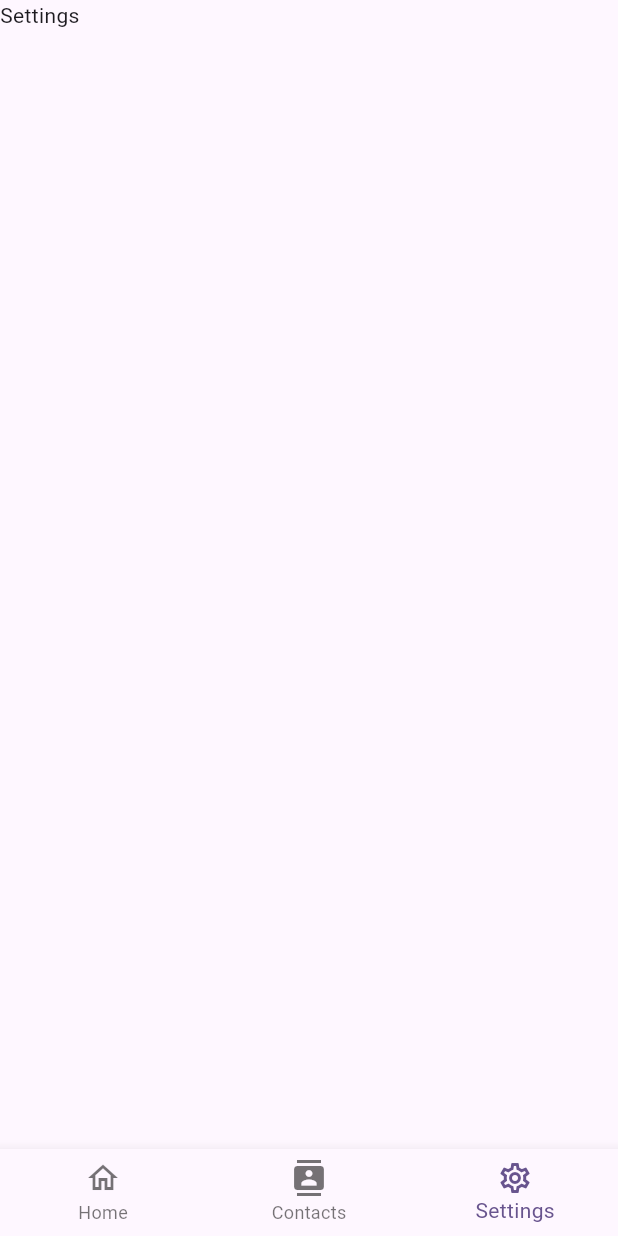
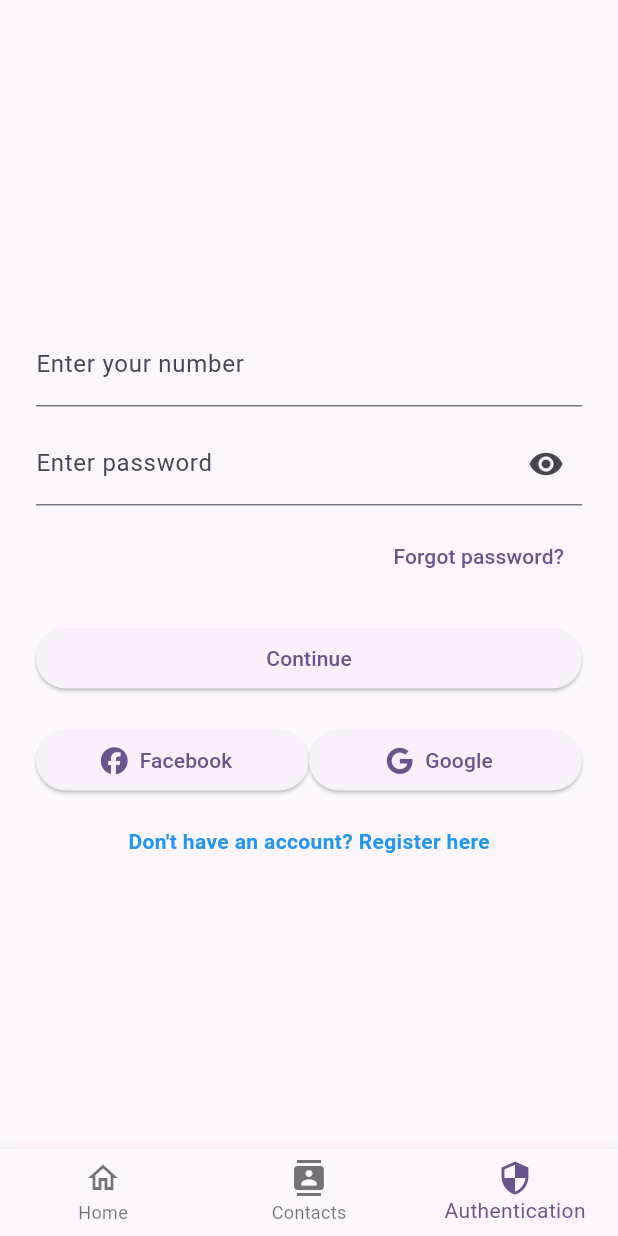
Before and after one commit to nabind47/flutter_training, a Flutter app: the screen it shows after launch, item 3 of the bottom bar chosen, on a phone screen of 412 x 824 dp. Run offline on Flutter 3.47's test engine with Material 3 defaults, Android fonts, the phone set to English and light mode, and no system bars; our stand-ins replace font_awesome_flutter.

Commit message:
feat: input and login form

```diff
--- /dev/null
+++ b/lib/features/auth/login_page.dart
@@ -0,0 +1,92 @@
+import 'package:flutter/material.dart';
+import 'package:font_awesome_flutter/font_awesome_flutter.dart';
+
+
+
+class LoginPage extends StatelessWidget {
+  const LoginPage({super.key});
+
+  @override
+  Widget build(BuildContext context) {
+    return Scaffold(
+
+      body: Padding(
+        padding: const EdgeInsets.all(24.0),
+        child: Column(
+          crossAxisAlignment: CrossAxisAlignment.center,
+          mainAxisAlignment: MainAxisAlignment.center,
+          children: [
+            const SizedBox(height: 20),
+            const TextField(
+              decoration: InputDecoration(labelText: 'Enter your number'),
+            ),
+            const SizedBox(height: 10),
+            TextField(
+              obscureText: true,
+              decoration: InputDecoration(
+                labelText: 'Enter password',
+                suffixIcon: IconButton(
+                  icon: const Icon(Icons.visibility),
+                  onPressed: () {
+                    // Toggle password visibility
+                  },
+                ),
+              ),
+            ),
+            const SizedBox(height: 10),
+            Align(
+              alignment: Alignment.centerRight,
+              child: TextButton(
+                onPressed: () {
+                  // Handle forgot password
+                },
+                child: const Text('Forgot password?'),
+              ),
+            ),
+            const SizedBox(height: 20),
+            Row(
+              children: [
+                Expanded(
+                  child: ElevatedButton(
+                    onPressed: () {},
+                    child: const Text('Continue'),
+                  ),
+                ),
+              ],
+            ),
+            const SizedBox(height: 20),
+            Row(
+              children: [
+                Expanded(
+                  child: ElevatedButton.icon(
+                    onPressed: () {},
+                    icon: const Icon(FontAwesomeIcons.facebook),
+                    label: const Text('Facebook'),
+                  ),
+                ),
+                Expanded(
+                  child: ElevatedButton.icon(
+                    onPressed: () {},
+                    icon: const Icon(FontAwesomeIcons.google),
+                    label: const Text('Google'),
+                  ),
+                ),
+              ],
+            ),
+            const SizedBox(height: 20),
+            const Align(
+              alignment: Alignment.center,
+              child: Text(
+                "Don't have an account? Register here",
+                style: TextStyle(
+                  color: Colors.blue,
+                  fontWeight: FontWeight.bold,
+                ),
+              ),
+            ),
+          ],
+        ),
+      ),
+    );
+  }
+}
--- a/lib/features/dashboard/dashboard.dart
+++ b/lib/features/dashboard/dashboard.dart
@@ -1,4 +1,5 @@
 import 'package:flutter/material.dart';
+import 'package:flutter_class/features/auth/login_page.dart';
 import 'package:flutter_class/features/contacts/contact_page.dart';
 import 'package:flutter_class/features/home/home_page.dart';
 
@@ -35,9 +36,10 @@ class _DashboardState extends State<Dashboard> {
               activeIcon: Icon(Icons.contacts_outlined),
               label: "Contacts"),
           BottomNavigationBarItem(
-              icon: Icon(Icons.settings),
-              activeIcon: Icon(Icons.settings_outlined),
-              label: "Settings"),
+              icon: Icon(Icons.security),
+              activeIcon: Icon(Icons.security_outlined),
+              label: "Authentication"),
+
           //   BottomNavigationBarItem(
           //       icon: SvgPicture.asset("assets/dashboard/contact_outlined.svg"),
           //       activeIcon: SvgPicture.asset("assets/dashboard/contact.svg"),
@@ -58,7 +60,7 @@ class _DashboardState extends State<Dashboard> {
       case 1:
         return const ContactPage();
       case 2:
-        return const Text("Settings");
+        return  const LoginPage();
       default:
         return Container();
     }
--- a/pubspec.yaml
+++ b/pubspec.yaml
@@ -37,6 +37,7 @@ dependencies:
   cupertino_icons: ^1.0.2
   url_launcher: ^6.2.2
   flutter_svg: ^2.0.9
+  font_awesome_flutter: ^10.6.0
 
 dev_dependencies:
   flutter_test:
```
Also changed, not shown: pubspec.lock, 1 other file.
